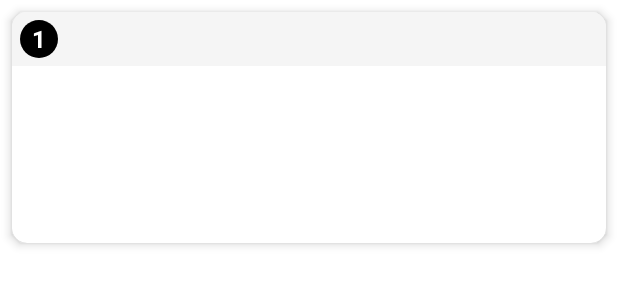
After one commit to AbbosbekMobiler/AlQuranJava, an Android app: the layout surah_detail_layout.xml on its own in the app's theme, with its tools: preview values and no code run, on a phone screen of 412 x 824 dp. The commit adds this screen. Shown: the top 300 px of the screen. Run offline under Robolectric (Android 15) with nearby library versions, the phone set to English and light mode, and no system bars.

Commit message:
create surahdetailActivity

```diff
--- /dev/null
+++ b/app/src/main/java/mobiler/abbosbek/alquranjava/listener/SurahListener.java
@@ -0,0 +1,6 @@
+package mobiler.abbosbek.alquranjava.listener;
+
+public interface SurahListener {
+
+    void onSurahListener(int position);
+}
--- a/app/src/main/java/mobiler/abbosbek/alquranjava/network/JsonPlaceHolderApi.java
+++ b/app/src/main/java/mobiler/abbosbek/alquranjava/network/JsonPlaceHolderApi.java
@@ -1,11 +1,17 @@
 package mobiler.abbosbek.alquranjava.network;
 
+import mobiler.abbosbek.alquranjava.response.SurahDetailResponse;
 import mobiler.abbosbek.alquranjava.response.SurahResponse;
 import retrofit2.Call;
 import retrofit2.http.GET;
+import retrofit2.http.Path;
 
 public interface JsonPlaceHolderApi {
 
     @GET("surah")
     Call<SurahResponse> getSurah();
+
+
+    @GET("sura/{language}/{id}")
+    Call<SurahDetailResponse> getSurahDetail(@Path("language")String lan, @Path("id") int surahId);
 }
--- /dev/null
+++ b/app/src/main/res/drawable/bg_circle.xml
@@ -0,0 +1,7 @@
+<?xml version="1.0" encoding="utf-8"?>
+<shape
+    android:shape="oval"
+    xmlns:android="http://schemas.android.com/apk/res/android">
+
+    <solid android:color="@color/black"/>
+</shape>
--- /dev/null
+++ b/app/src/main/res/drawable/ic_search.xml
@@ -0,0 +1,5 @@
+<vector android:height="24dp" android:tint="#000000"
+    android:viewportHeight="24" android:viewportWidth="24"
+    android:width="24dp" xmlns:android="http://schemas.android.com/apk/res/android">
+    <path android:fillColor="@android:color/white" android:pathData="M15.5,14h-0.79l-0.28,-0.27C15.41,12.59 16,11.11 16,9.5 16,5.91 13.09,3 9.5,3S3,5.91 3,9.5 5.91,16 9.5,16c1.61,0 3.09,-0.59 4.23,-1.57l0.27,0.28v0.79l5,4.99L20.49,19l-4.99,-5zM9.5,14C7.01,14 5,11.99 5,9.5S7.01,5 9.5,5 14,7.01 14,9.5 11.99,14 9.5,14z"/>
+</vector>
--- /dev/null
+++ b/app/src/main/res/drawable/ic_setting.xml
@@ -0,0 +1,5 @@
+<vector android:height="24dp" android:tint="#000000"
+    android:viewportHeight="24" android:viewportWidth="24"
+    android:width="24dp" xmlns:android="http://schemas.android.com/apk/res/android">
+    <path android:fillColor="@android:color/white" android:pathData="M19.14,12.94c0.04,-0.3 0.06,-0.61 0.06,-0.94c0,-0.32 -0.02,-0.64 -0.07,-0.94l2.03,-1.58c0.18,-0.14 0.23,-0.41 0.12,-0.61l-1.92,-3.32c-0.12,-0.22 -0.37,-0.29 -0.59,-0.22l-2.39,0.96c-0.5,-0.38 -1.03,-0.7 -1.62,-0.94L14.4,2.81c-0.04,-0.24 -0.24,-0.41 -0.48,-0.41h-3.84c-0.24,0 -0.43,0.17 -0.47,0.41L9.25,5.35C8.66,5.59 8.12,5.92 7.63,6.29L5.24,5.33c-0.22,-0.08 -0.47,0 -0.59,0.22L2.74,8.87C2.62,9.08 2.66,9.34 2.86,9.48l2.03,1.58C4.84,11.36 4.8,11.69 4.8,12s0.02,0.64 0.07,0.94l-2.03,1.58c-0.18,0.14 -0.23,0.41 -0.12,0.61l1.92,3.32c0.12,0.22 0.37,0.29 0.59,0.22l2.39,-0.96c0.5,0.38 1.03,0.7 1.62,0.94l0.36,2.54c0.05,0.24 0.24,0.41 0.48,0.41h3.84c0.24,0 0.44,-0.17 0.47,-0.41l0.36,-2.54c0.59,-0.24 1.13,-0.56 1.62,-0.94l2.39,0.96c0.22,0.08 0.47,0 0.59,-0.22l1.92,-3.32c0.12,-0.22 0.07,-0.47 -0.12,-0.61L19.14,12.94zM12,15.6c-1.98,0 -3.6,-1.62 -3.6,-3.6s1.62,-3.6 3.6,-3.6s3.6,1.62 3.6,3.6S13.98,15.6 12,15.6z"/>
+</vector>
--- /dev/null
+++ b/app/src/main/res/layout/surah_detail_layout.xml
@@ -0,0 +1,67 @@
+<?xml version="1.0" encoding="utf-8"?>
+<androidx.cardview.widget.CardView xmlns:android="http://schemas.android.com/apk/res/android"
+    android:layout_width="match_parent"
+    android:layout_height="wrap_content"
+    xmlns:app="http://schemas.android.com/apk/res-auto"
+    android:layout_margin="8dp"
+    app:cardCornerRadius="10dp"
+    app:cardElevation="4dp">
+
+    <RelativeLayout
+        android:layout_width="match_parent"
+        android:layout_height="match_parent">
+        <RelativeLayout
+            android:id="@+id/rl_top"
+            android:layout_width="match_parent"
+            android:layout_height="wrap_content"
+            android:background="#fff5f5f5">
+
+            <LinearLayout
+                android:layout_width="25dp"
+                android:layout_height="25dp"
+                android:background="@drawable/bg_circle"
+                android:gravity="center"
+                android:layout_margin="5dp">
+
+                <TextView
+                    android:id="@+id/aya_no"
+                    android:layout_width="wrap_content"
+                    android:layout_height="wrap_content"
+                    android:textColor="@color/white"
+                    android:textSize="16sp"
+                    android:textStyle="bold"
+                    android:text="1"/>
+
+            </LinearLayout>
+        </RelativeLayout>
+
+        <RelativeLayout
+            android:layout_width="match_parent"
+            android:layout_height="wrap_content"
+            android:layout_below="@+id/rl_top"
+            android:layout_marginTop="10dp">
+
+            <TextView
+                android:id="@+id/arabic_text"
+                android:layout_width="wrap_content"
+                android:layout_height="wrap_content"
+                android:layout_margin="8dp"
+                android:layout_alignParentEnd="true"
+                android:textStyle="bold"
+                android:textSize="28sp"
+                android:textIsSelectable="true"/>
+            <TextView
+                android:id="@+id/translation"
+                android:layout_below="@id/arabic_text"
+                android:layout_width="wrap_content"
+                android:layout_height="wrap_content"
+                android:layout_alignParentEnd="true"
+                android:layout_margin="8dp"
+                android:textStyle="bold"
+                android:textSize="28sp"
+                android:textIsSelectable="true"/>
+
+        </RelativeLayout>
+    </RelativeLayout>
+
+</androidx.cardview.widget.CardView>
```
Also changed, not shown: app/src/main/AndroidManifest.xml (+7 -3 lines), app/src/main/java/mobiler/abbosbek/alquranjava/MainActivity.java (+17 -2 lines), app/src/main/java/mobiler/abbosbek/alquranjava/activity/SurahDetailActivity.java (added, +83 -0 lines), app/src/main/java/mobiler/abbosbek/alquranjava/adapter/SurahAdapter.java (+14 -3 lines), app/src/main/java/mobiler/abbosbek/alquranjava/adapter/SurahDetailAdapter.java (added, +58 -0 lines), app/src/main/java/mobiler/abbosbek/alquranjava/common/Common.java (added, +10 -0 lines), app/src/main/java/mobiler/abbosbek/alquranjava/model/SurahDetail.java (added, +82 -0 lines), app/src/main/java/mobiler/abbosbek/alquranjava/network/Api.java (+10 -0 lines), app/src/main/java/mobiler/abbosbek/alquranjava/repository/SurahDetailRepo.java (added, +38 -0 lines), app/src/main/java/mobiler/abbosbek/alquranjava/response/SurahDetailResponse.java (added, +21 -0 lines), app/src/main/java/mobiler/abbosbek/alquranjava/viewModel/SurahDetailViewModel.java (added, +20 -0 lines), app/src/main/res/drawable/bg_search.xml (added, +7 -0 lines), app/src/main/res/layout/activity_surah_detail.xml (added, +92 -0 lines), app/src/main/res/drawable/bg_main.jpg (added).
